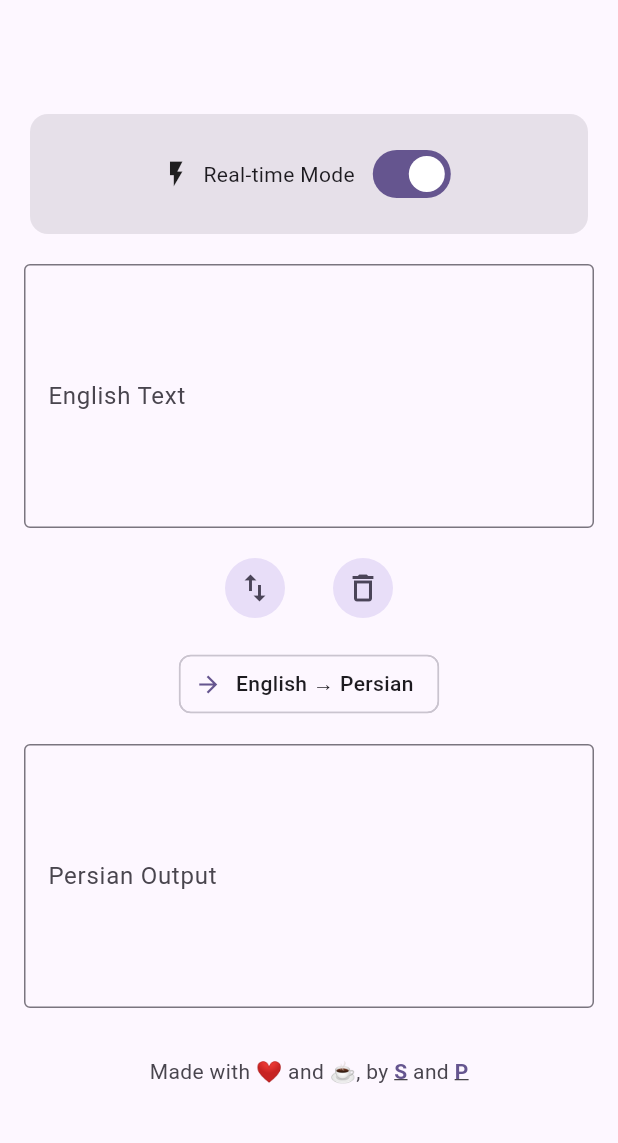
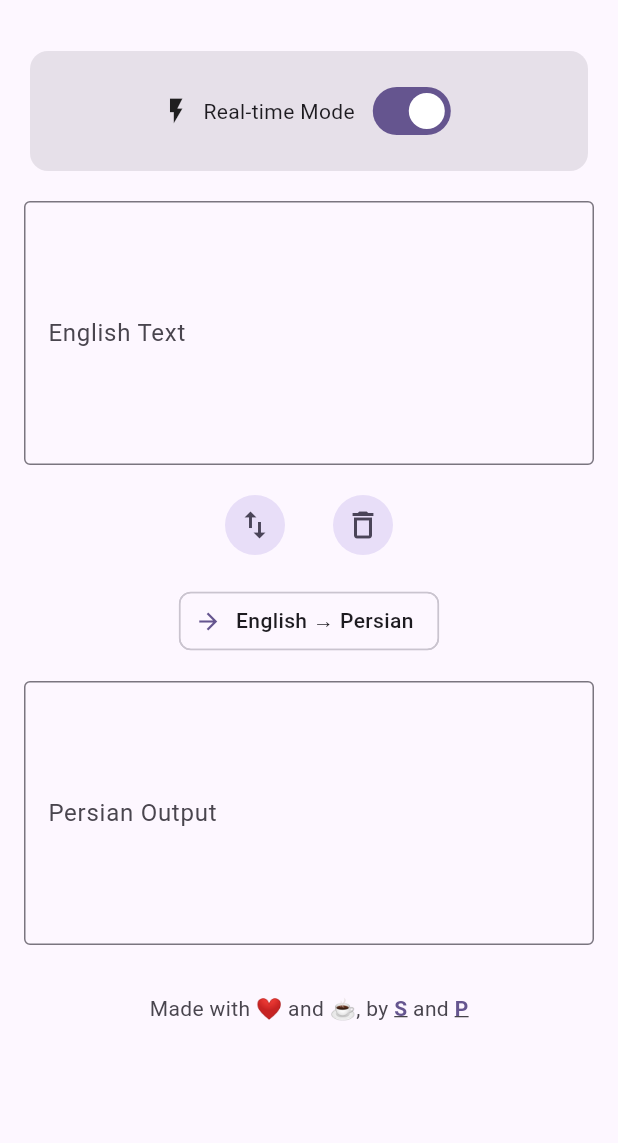
Before and after one commit to sepehrmoh81/text-cipher-app, a Flutter app: the screen it shows after launch, on a phone screen of 412 x 824 dp, the part 63-1206 px from its top. Run offline on Flutter 3.47's test engine with Material 3 defaults, Android fonts, the phone set to English and light mode, and no system bars; our stand-ins replace web; Roboto replaces fonts that are missing (GoogleSans).

Commit message:
Fix layout problems

```diff
--- a/lib/main.dart
+++ b/lib/main.dart
@@ -122,6 +122,10 @@ class _CipherHomePageState extends State<CipherHomePage> {
   void initState() {
     super.initState();
     _inputController.addListener(_onInputChanged);
+
+    WidgetsBinding.instance.addPostFrameCallback((_) {
+      if (mounted) setState(() {});
+    });
   }
 
   @override
@@ -192,8 +196,7 @@ class _CipherHomePageState extends State<CipherHomePage> {
       body: LayoutBuilder(
         builder: (context, constraints) {
           final isWide = constraints.maxWidth > 600;
-          return Center(
-            child: SingleChildScrollView(
+          return SingleChildScrollView(
             padding: EdgeInsets.all(isWide ? 24.0 : 16.0),
             child: SizedBox(
               width: double.infinity,
@@ -211,9 +214,7 @@ class _CipherHomePageState extends State<CipherHomePage> {
                         color: theme.colorScheme.surfaceContainerHighest,
                         child: Padding(
                           padding: const EdgeInsets.all(16.0),
-                            child: Column(
-                              children: [
-                                Row(
+                          child: Row(
                             mainAxisAlignment: MainAxisAlignment.center,
                             children: [
                               const Icon(Icons.flash_on, size: 20),
@@ -228,8 +229,6 @@ class _CipherHomePageState extends State<CipherHomePage> {
                                     if (value) _processText();
                                   });
                                 },
-                                    ),
-                                  ],
                               ),
                             ],
                           ),
@@ -379,7 +378,6 @@ class _CipherHomePageState extends State<CipherHomePage> {
                 ),
               ),
             ),
-            ),
           );
         },
       ),
--- a/pubspec.yaml
+++ b/pubspec.yaml
@@ -16,7 +16,7 @@ publish_to: 'none' # Remove this line if you wish to publish to pub.dev
 # https://developer.apple.com/library/archive/documentation/General/Reference/InfoPlistKeyReference/Articles/CoreFoundationKeys.html
 # In Windows, build-name is used as the major, minor, and patch parts
 # of the product and file versions while build-number is used as the build suffix.
-version: 1.0.4+5
+version: 1.0.5+6
 
 environment:
   sdk: ^3.10.0
```
Also changed, not shown: 1 other file. Lines whose indentation alone changed are shown as unchanged.
